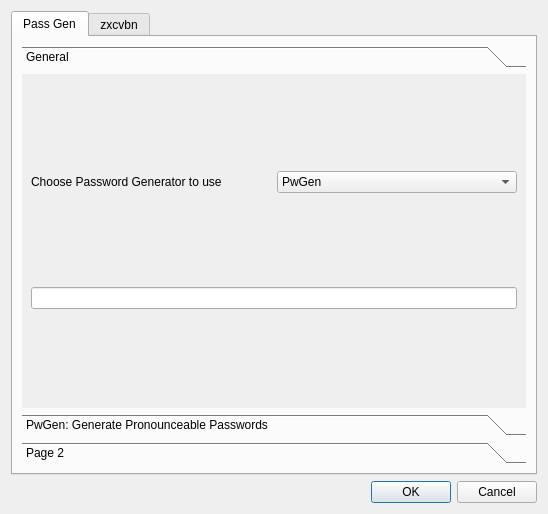
waltergallegog/SEcubeWallet, file scr/preferencesdialog.ui: the form before one commit.
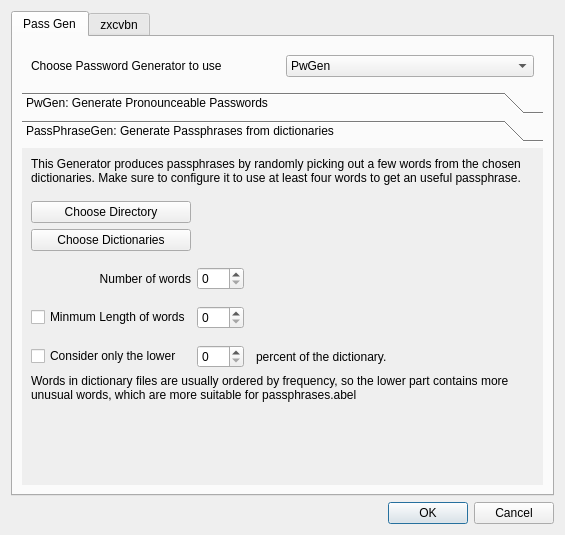
The form after the commit. The open tabs and pages were chosen to show the change. Custom widgets are drawn as their Qt base class.

Commit message: add passphrase gen, before upgrading qtcreator

```diff
--- a/scr/preferencesdialog.ui
+++ b/scr/preferencesdialog.ui
@@ -6,15 +6,25 @@
    <rect>
     <x>0</x>
     <y>0</y>
-    <width>548</width>
-    <height>514</height>
+    <width>565</width>
+    <height>535</height>
    </rect>
   </property>
   <property name="windowTitle">
    <string>Dialog</string>
   </property>
-  <layout class="QVBoxLayout" name="verticalLayout">
-   <item>
+  <layout class="QGridLayout" name="gridLayout_2">
+   <item row="1" column="0">
+    <widget class="QDialogButtonBox" name="buttonBox">
+     <property name="orientation">
+      <enum>Qt::Horizontal</enum>
+     </property>
+     <property name="standardButtons">
+      <set>QDialogButtonBox::Cancel|QDialogButtonBox::Ok</set>
+     </property>
+    </widget>
+   </item>
+   <item row="0" column="0">
     <widget class="QTabWidget" name="tabWidget">
      <property name="currentIndex">
       <number>0</number>
@@ -24,60 +34,43 @@
        <string>Pass Gen</string>
       </attribute>
       <layout class="QGridLayout" name="gridLayout_3">
-       <item row="0" column="1">
-        <widget class="QToolBox" name="toolBox">
+       <item row="1" column="0">
+        <widget class="QWidget" name="widget_3" native="true">
+         <layout class="QHBoxLayout" name="horizontalLayout_4">
+          <item>
+           <widget class="QLabel" name="label_4">
+            <property name="text">
+             <string>Choose Password Generator to use</string>
+            </property>
+           </widget>
+          </item>
+          <item>
+           <widget class="QComboBox" name="cb_gens">
+            <item>
+             <property name="text">
+              <string>PwGen</string>
+             </property>
+            </item>
+            <item>
+             <property name="text">
+              <string>PassPhraseGen</string>
+             </property>
+            </item>
+            <item>
+             <property name="text">
+              <string>None</string>
+             </property>
+            </item>
+           </widget>
+          </item>
+         </layout>
+        </widget>
+       </item>
+       <item row="4" column="0">
+        <widget class="QToolBox" name="tb_passgens">
          <property name="currentIndex">
           <number>0</number>
          </property>
-         <widget class="QWidget" name="general">
-          <property name="geometry">
-           <rect>
-            <x>0</x>
-            <y>0</y>
-            <width>508</width>
-            <height>333</height>
-           </rect>
-          </property>
-          <attribute name="label">
-           <string>General</string>
-          </attribute>
-          <layout class="QGridLayout" name="gridLayout_5">
-           <item row="0" column="0">
-            <widget class="QLabel" name="label_4">
-             <property name="text">
-              <string>Choose Password Generator to use</string>
-             </property>
-            </widget>
-           </item>
-           <item row="0" column="1">
-            <widget class="QComboBox" name="cb_gens">
-             <item>
-              <property name="text">
-               <string>PwGen</string>
-              </property>
-             </item>
-             <item>
-              <property name="text">
-               <string>pwqgen</string>
-              </property>
-             </item>
-             <item>
-              <property name="text">
-               <string>Custom</string>
-              </property>
-             </item>
-             <item>
-              <property name="text">
-               <string>None</string>
-              </property>
-             </item>
-            </widget>
-           </item>
-           <item row="1" column="0" colspan="2">
-            <widget class="QLineEdit" name="le_customGen"/>
-           </item>
-          </layout>
-         </widget>
          <widget class="QWidget" name="pwgen">
           <property name="geometry">
            <rect>
@@ -247,18 +240,271 @@
            </item>
           </layout>
          </widget>
-         <widget class="QWidget" name="pcw">
+         <widget class="QWidget" name="passphrase">
           <property name="geometry">
            <rect>
             <x>0</x>
-            <y>0</y>
-            <width>508</width>
-            <height>333</height>
+            <y>-7</y>
+            <width>511</width>
+            <height>354</height>
            </rect>
           </property>
           <attribute name="label">
-           <string>Page 2</string>
+           <string>PassPhraseGen: Generate Passphrases from dictionaries</string>
           </attribute>
+          <layout class="QGridLayout" name="gridLayout_4">
+           <item row="11" column="0">
+            <spacer name="verticalSpacer_2">
+             <property name="orientation">
+              <enum>Qt::Vertical</enum>
+             </property>
+             <property name="sizeType">
+              <enum>QSizePolicy::Fixed</enum>
+             </property>
+             <property name="sizeHint" stdset="0">
+              <size>
+               <width>20</width>
+               <height>10</height>
+              </size>
+             </property>
+            </spacer>
+           </item>
+           <item row="15" column="0">
+            <spacer name="verticalSpacer">
+             <property name="orientation">
+              <enum>Qt::Vertical</enum>
+             </property>
+             <property name="sizeHint" stdset="0">
+              <size>
+               <width>20</width>
+               <height>40</height>
+              </size>
+             </property>
+            </spacer>
+           </item>
+           <item row="8" column="0">
+            <widget class="QCheckBox" name="cb_minLen">
+             <property name="text">
+              <string>Minmum Length of words</string>
+             </property>
+            </widget>
+           </item>
+           <item row="13" column="3">
+            <widget class="QLabel" name="label_8">
+             <property name="text">
+              <string>percent of the dictionary.</string>
+             </property>
+            </widget>
+           </item>
+           <item row="6" column="0" alignment="Qt::AlignRight">
+            <widget class="QLabel" name="label_7">
+             <property name="text">
+              <string>Number of words</string>
+             </property>
+             <property name="alignment">
+              <set>Qt::AlignRight|Qt::AlignTrailing|Qt::AlignVCenter</set>
+             </property>
+            </widget>
+           </item>
+           <item row="13" column="0">
+            <widget class="QCheckBox" name="cb_lower">
+             <property name="text">
+              <string>Consider only the lower </string>
+             </property>
+            </widget>
+           </item>
+           <item row="3" column="1">
+            <spacer name="horizontalSpacer_3">
+             <property name="orientation">
+              <enum>Qt::Horizontal</enum>
+             </property>
+             <property name="sizeType">
+              <enum>QSizePolicy::Preferred</enum>
+             </property>
+             <property name="sizeHint" stdset="0">
+              <size>
+               <width>40</width>
+               <height>20</height>
+              </size>
+             </property>
+            </spacer>
+           </item>
+           <item row="7" column="0">
+            <spacer name="verticalSpacer_3">
+             <property name="orientation">
+              <enum>Qt::Vertical</enum>
+             </property>
+             <property name="sizeType">
+              <enum>QSizePolicy::Fixed</enum>
+             </property>
+             <property name="sizeHint" stdset="0">
+              <size>
+               <width>20</width>
+               <height>10</height>
+              </size>
+             </property>
+            </spacer>
+           </item>
+           <item row="1" column="0">
+            <spacer name="verticalSpacer_4">
+             <property name="orientation">
+              <enum>Qt::Vertical</enum>
+             </property>
+             <property name="sizeType">
+              <enum>QSizePolicy::Fixed</enum>
+             </property>
+             <property name="sizeHint" stdset="0">
+              <size>
+               <width>20</width>
+               <height>10</height>
+              </size>
+             </property>
+            </spacer>
+           </item>
+           <item row="8" column="1">
+            <widget class="QSpinBox" name="sb_minLen"/>
+           </item>
+           <item row="13" column="1">
+            <widget class="QSpinBox" name="sb_lower">
+             <property name="maximum">
+              <number>100</number>
+             </property>
+            </widget>
+           </item>
+           <item row="6" column="1">
+            <widget class="QSpinBox" name="sb_words"/>
+           </item>
+           <item row="5" column="0">
+            <spacer name="verticalSpacer_5">
+             <property name="orientation">
+              <enum>Qt::Vertical</enum>
+             </property>
+             <property name="sizeType">
+              <enum>QSizePolicy::Fixed</enum>
+             </property>
+             <property name="sizeHint" stdset="0">
+              <size>
+               <width>20</width>
+               <height>10</height>
+              </size>
+             </property>
+            </spacer>
+           </item>
+           <item row="8" column="3">
+            <spacer name="horizontalSpacer_2">
+             <property name="orientation">
+              <enum>Qt::Horizontal</enum>
+             </property>
+             <property name="sizeType">
+              <enum>QSizePolicy::Expanding</enum>
+             </property>
+             <property name="sizeHint" stdset="0">
+              <size>
+               <width>40</width>
+               <height>20</height>
+              </size>
+             </property>
+            </spacer>
+           </item>
+           <item row="6" column="2" colspan="2">
+            <spacer name="horizontalSpacer">
+             <property name="orientation">
+              <enum>Qt::Horizontal</enum>
+             </property>
+             <property name="sizeType">
+              <enum>QSizePolicy::Expanding</enum>
+             </property>
+             <property name="sizeHint" stdset="0">
+              <size>
+               <width>40</width>
+               <height>20</height>
+              </size>
+             </property>
+            </spacer>
+           </item>
+           <item row="4" column="3">
+            <spacer name="horizontalSpacer_6">
+             <property name="orientation">
+              <enum>Qt::Horizontal</enum>
+             </property>
+             <property name="sizeHint" stdset="0">
+              <size>
+               <width>40</width>
+               <height>20</height>
+              </size>
+             </property>
+            </spacer>
+           </item>
+           <item row="4" column="1">
+            <spacer name="horizontalSpacer_5">
+             <property name="orientation">
+              <enum>Qt::Horizontal</enum>
+             </property>
+             <property name="sizeType">
+              <enum>QSizePolicy::Preferred</enum>
+             </property>
+             <property name="sizeHint" stdset="0">
+              <size>
+               <width>40</width>
+               <height>20</height>
+              </size>
+             </property>
+            </spacer>
+           </item>
+           <item row="3" column="2" colspan="2">
+            <spacer name="horizontalSpacer_4">
+             <property name="orientation">
+              <enum>Qt::Horizontal</enum>
+             </property>
+             <property name="sizeHint" stdset="0">
+              <size>
+               <width>40</width>
+               <height>20</height>
+              </size>
+             </property>
+            </spacer>
+           </item>
+           <item row="0" column="0" colspan="5">
+            <widget class="QLabel" name="label_11">
+             <property name="text">
+              <string>This Generator produces passphrases by randomly picking out a few words from the chosen dictionaries. Make sure to configure it to use at least four words to get an useful passphrase. </string>
+             </property>
+             <property name="wordWrap">
+              <bool>true</bool>
+             </property>
+            </widget>
+           </item>
+           <item row="14" column="0" colspan="5">
+            <widget class="QLabel" name="label_9">
+             <property name="text">
+              <string>Words in dictionary files are usually ordered by frequency, so the lower part contains more unusual words, which are more suitable for passphrases.abel</string>
+             </property>
+             <property name="wordWrap">
+              <bool>true</bool>
+             </property>
+            </widget>
+           </item>
+           <item row="4" column="0">
+            <widget class="QPushButton" name="pb_chDicPhra">
+             <property name="text">
+              <string>Choose Dictionaries</string>
+             </property>
+            </widget>
+           </item>
+           <item row="3" column="0">
+            <widget class="QPushButton" name="pb_chDirPhra">
+             <property name="sizePolicy">
+              <sizepolicy hsizetype="Preferred" vsizetype="Fixed">
+               <horstretch>0</horstretch>
+               <verstretch>0</verstretch>
+              </sizepolicy>
+             </property>
+             <property name="text">
+              <string>Choose Directory</string>
+             </property>
+            </widget>
+           </item>
+          </layout>
          </widget>
         </widget>
        </item>
@@ -461,16 +707,6 @@
      </widget>
     </widget>
    </item>
-   <item>
-    <widget class="QDialogButtonBox" name="buttonBox">
-     <property name="orientation">
-      <enum>Qt::Horizontal</enum>
-     </property>
-     <property name="standardButtons">
-      <set>QDialogButtonBox::Cancel|QDialogButtonBox::Ok</set>
-     </property>
-    </widget>
-   </item>
   </layout>
  </widget>
  <customwidgets>
```
Left out of the diff: 16 changed lines with no effect on the pictures. The commit also changes 9 other files.
